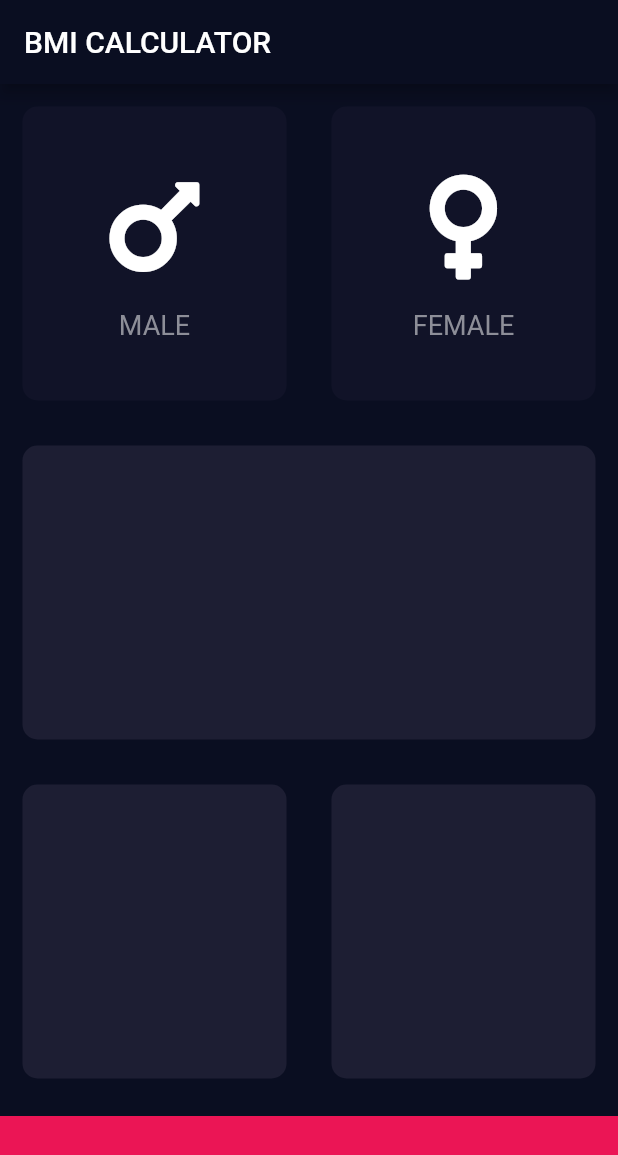
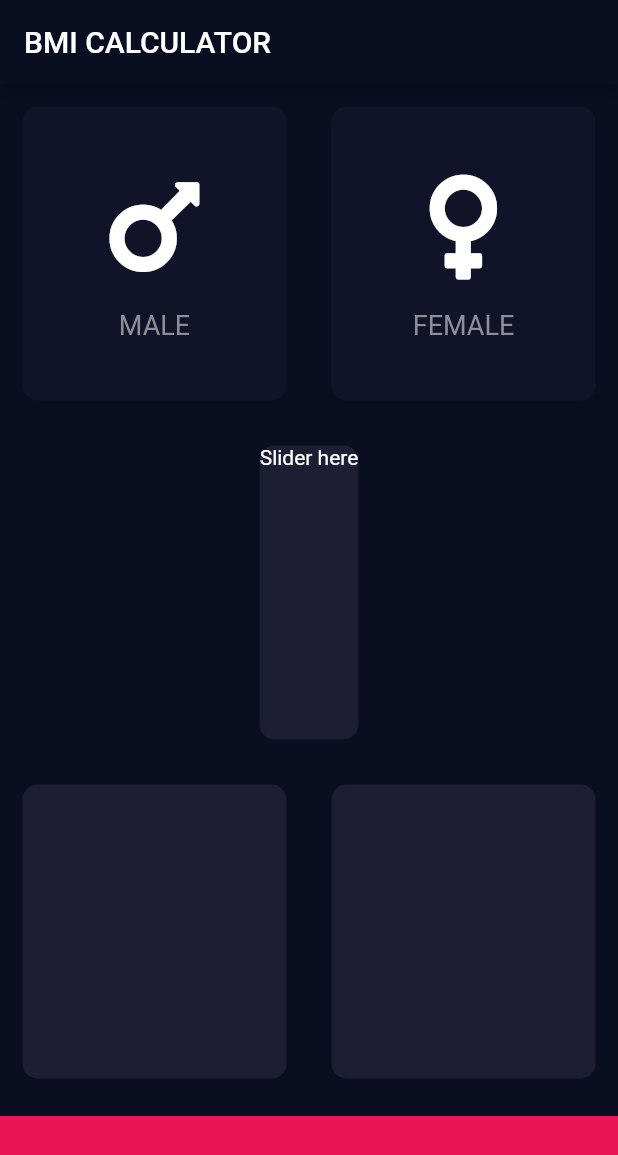
Before and after one commit to patelprashant/flutter_bmi_calculator, a Flutter app: the screen it shows after launch, on a phone screen of 412 x 824 dp. Shown: the top 1155 px of the screen. Run offline on Flutter 3.47's test engine with Material 2 defaults, Android fonts, the phone set to English and light mode, and no system bars; our stand-ins replace font_awesome_flutter.

Commit message:
Refactored the constants into its own file

```diff
--- a/lib/card_icon_content.dart
+++ b/lib/card_icon_content.dart
@@ -1,9 +1,6 @@
 import 'package:flutter/material.dart';
 
-const labelTextStyle = TextStyle(
-  fontSize: 18.0,
-  color: Color(0xFF8D8E98),
-);
+import 'constants.dart';
 
 class CardIconContent extends StatelessWidget {
   final IconData iconData;
--- /dev/null
+++ b/lib/constants.dart
@@ -0,0 +1,10 @@
+import 'package:flutter/material.dart';
+
+const bottomContainerHeight = 80.0;
+const activeCardColor = Color(0xFF1D1E33);
+const inactiveCardColor = Color(0xFF111328);
+const bottomContainerColor = Color(0xFFEB1555);
+const labelTextStyle = TextStyle(
+  fontSize: 18.0,
+  color: Color(0xFF8D8E98),
+);
--- a/lib/user_input_page.dart
+++ b/lib/user_input_page.dart
@@ -3,16 +3,12 @@ import 'package:flutter_bmi_calculator/reusable_card.dart';
 import 'package:font_awesome_flutter/font_awesome_flutter.dart';
 
 import 'card_icon_content.dart';
+import 'constants.dart';
 
 enum Gender {
   male,
   female,
 }
-
-const bottomContainerHeight = 80.0;
-const activeCardColor = Color(0xFF1D1E33);
-const inactiveCardColor = Color(0xFF111328);
-const bottomContainerColor = Color(0xFFEB1555);
 
 class UserInputPage extends StatefulWidget {
   UserInputPage({Key key, this.title}) : super(key: key);
@@ -71,7 +67,14 @@ class _UserInputPageState extends State<UserInputPage> {
             ],
           )),
           Expanded(
-            child: ReusableCard(bgColor: activeCardColor),
+            child: ReusableCard(
+              bgColor: activeCardColor,
+              cardChild: Column(
+                children: <Widget>[
+                  Text('Slider here'),
+                ],
+              ),
+            ),
           ),
           Expanded(
               child: Row(
```
